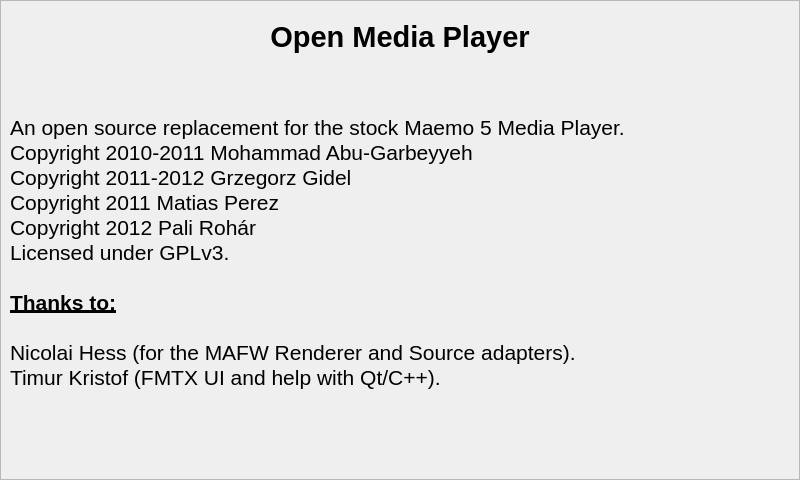
Old version of the form aboutwindow.ui in the repository gidzzz/openmediaplayer.
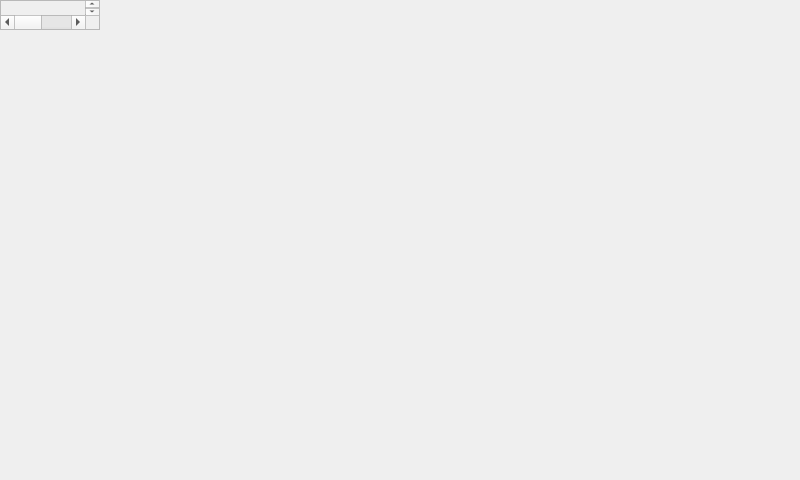
New version of the form.

Diff of the .ui file:
```diff
--- a/aboutwindow.ui
+++ b/aboutwindow.ui
@@ -13,44 +13,17 @@
   <property name="windowTitle">
    <string>About</string>
   </property>
-  <widget class="QWidget" name="centralwidget">
-   <layout class="QVBoxLayout" name="verticalLayout">
-    <property name="margin">
-     <number>0</number>
-    </property>
-    <item>
-     <widget class="QScrollArea" name="scrollArea">
+  <widget class="QScrollArea" name="centralArea">
       <property name="widgetResizable">
        <bool>true</bool>
       </property>
-      <widget class="QWidget" name="scrollAreaWidgetContents">
-       <property name="geometry">
-        <rect>
-         <x>0</x>
-         <y>0</y>
-         <width>794</width>
-         <height>474</height>
-        </rect>
-       </property>
-       <layout class="QVBoxLayout" name="verticalLayout_2">
+   <widget class="QWidget" name="aboutWidget">
+    <layout class="QVBoxLayout" name="aboutLayout">
+     <property name="topMargin">
+      <number>10</number>
+     </property>
         <item>
-         <spacer name="verticalSpacer">
-          <property name="orientation">
-           <enum>Qt::Vertical</enum>
-          </property>
-          <property name="sizeType">
-           <enum>QSizePolicy::Preferred</enum>
-          </property>
-          <property name="sizeHint" stdset="0">
-           <size>
-            <width>20</width>
-            <height>10</height>
-           </size>
-          </property>
-         </spacer>
-        </item>
-        <item>
-         <widget class="QLabel" name="label_2">
+      <widget class="QLabel" name="titleLabel">
           <property name="text">
            <string notr="true">&lt;!DOCTYPE HTML PUBLIC &quot;-//W3C//DTD HTML 4.0//EN&quot; &quot;http://www.w3.org/TR/REC-html40/strict.dtd&quot;&gt;
 &lt;html&gt;&lt;head&gt;&lt;meta name=&quot;qrichtext&quot; content=&quot;1&quot; /&gt;&lt;style type=&quot;text/css&quot;&gt;
@@ -71,13 +44,7 @@
          </widget>
         </item>
         <item>
-         <widget class="QLabel" name="label">
-          <property name="sizePolicy">
-           <sizepolicy hsizetype="Preferred" vsizetype="Expanding">
-            <horstretch>0</horstretch>
-            <verstretch>0</verstretch>
-           </sizepolicy>
-          </property>
+      <widget class="QLabel" name="authorsText">
           <property name="text">
            <string>&lt;!DOCTYPE HTML PUBLIC &quot;-//W3C//DTD HTML 4.0//EN&quot; &quot;http://www.w3.org/TR/REC-html40/strict.dtd&quot;&gt;
 &lt;html&gt;&lt;head&gt;&lt;meta name=&quot;qrichtext&quot; content=&quot;1&quot; /&gt;&lt;style type=&quot;text/css&quot;&gt;
@@ -110,9 +77,6 @@
         </item>
        </layout>
       </widget>
-     </widget>
-    </item>
-   </layout>
   </widget>
  </widget>
  <resources/>
```
Left out of the diff: 9 changed lines with no effect on the pictures. Lines whose indentation alone changed are shown as unchanged.
